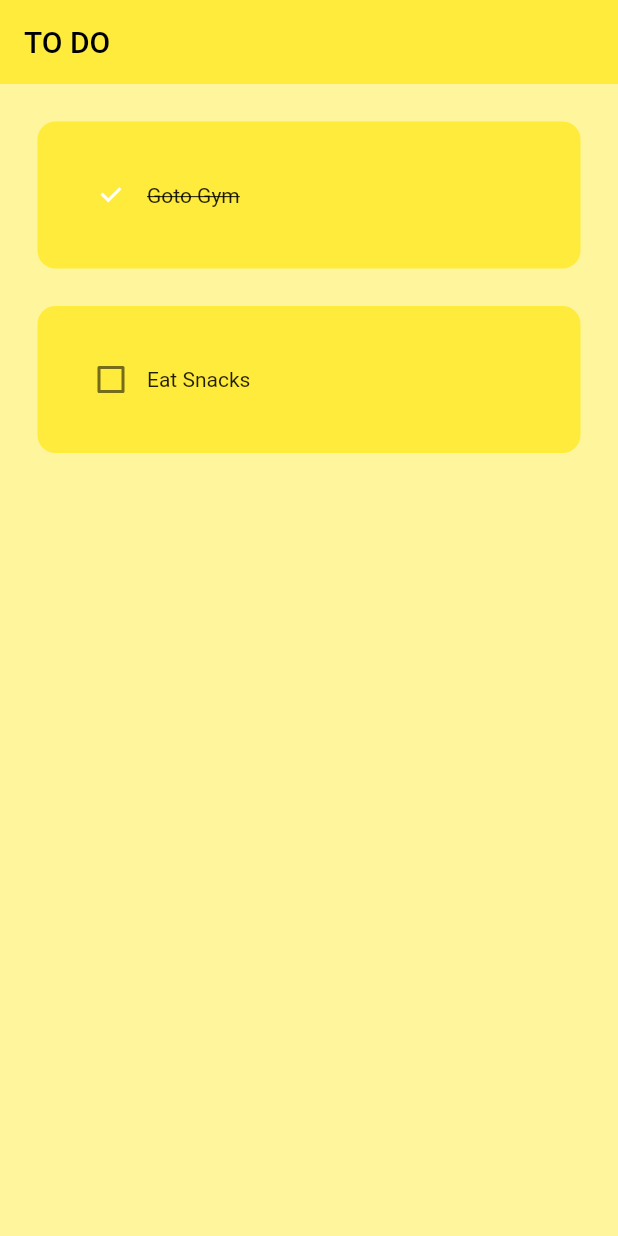
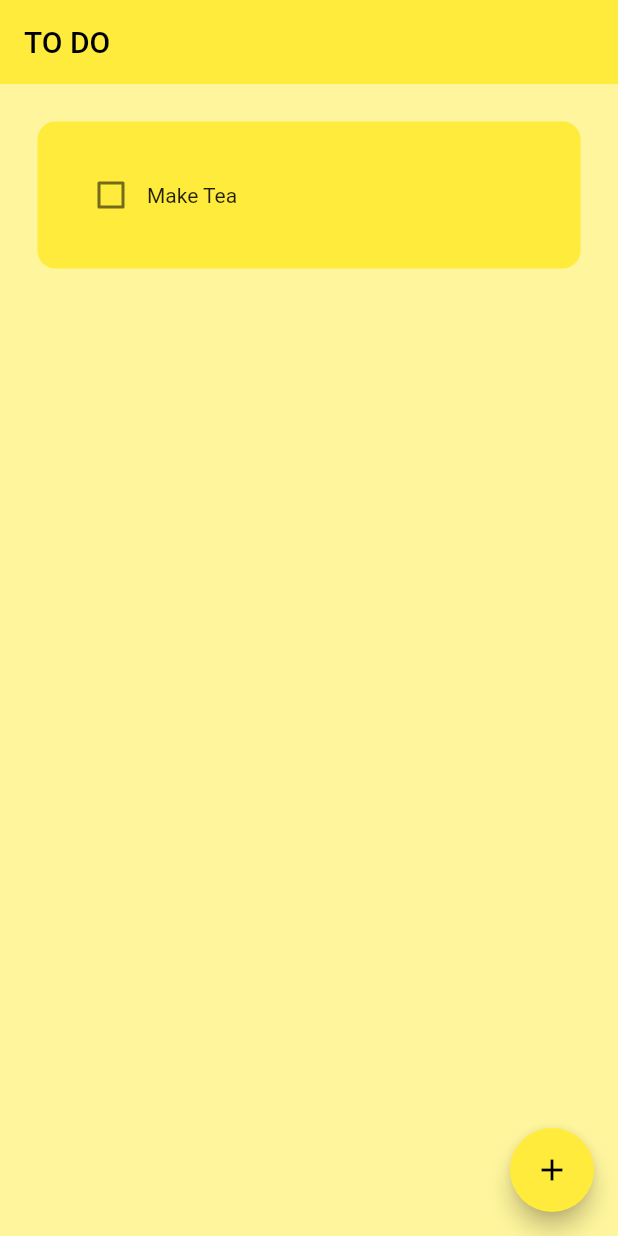
Before and after one commit to fenilm57/Flutter-HIve-DB-ToDo-App, a Flutter app: the screen it shows after launch, on a phone screen of 412 x 824 dp. Run offline on Flutter 3.47's test engine with Material 2 defaults, Android fonts, the phone set to English and light mode, and no system bars; drawn by our look-alikes of flutter_slidable; our stand-ins replace hive, hive_flutter; accounts and stored records are empty.

Commit message:
App Completed with database

```diff
--- /dev/null
+++ b/hive_todo_app/lib/database/database.dart
@@ -0,0 +1,20 @@
+import 'package:hive/hive.dart';
+
+class TodoDatabase {
+  List todoList = [];
+  final _mybox = Hive.box('mybox');
+
+  void createInitialData() {
+    todoList = [
+      ["Make Tea", false]
+    ];
+  }
+
+  void loadData() {
+    todoList = _mybox.get("TODOLIST");
+  }
+
+  void updateData() {
+    _mybox.put("TODOLIST", todoList);
+  }
+}
--- a/hive_todo_app/lib/homepage.dart
+++ b/hive_todo_app/lib/homepage.dart
@@ -1,4 +1,7 @@
 import 'package:flutter/material.dart';
+import 'package:hive/hive.dart';
+import 'package:hive_todo_app/database/database.dart';
+import 'package:hive_todo_app/widgets/dialogbox.dart';
 import 'package:hive_todo_app/widgets/todo_tile.dart';
 
 class HomePage extends StatefulWidget {
@@ -9,15 +12,36 @@ class HomePage extends StatefulWidget {
 }
 
 class _HomePageState extends State<HomePage> {
-  List todoList = [
-    ["Goto Gym", true],
-    ["Eat Snacks", false],
-  ];
+  final _mybox = Hive.box('mybox');
+
+  TextEditingController _controller = TextEditingController();
+  TodoDatabase db = TodoDatabase();
+
+  @override
+  void initState() {
+    // TODO: implement initState
+    super.initState();
+    if (_mybox.get("TODOLIST") == null) {
+      db.createInitialData();
+    } else {
+      db.loadData();
+    }
+  }
 
   void checkBoxChange(bool? value, int index) {
     setState(() {
-      todoList[index][1] = !todoList[index][1];
+      db.todoList[index][1] = !db.todoList[index][1];
     });
+    db.updateData();
+  }
+
+  void saveTask() {
+    setState(() {
+      db.todoList.add([_controller.text, false]);
+      _controller.clear();
+    });
+    db.updateData();
+    Navigator.pop(context);
   }
 
   @override
@@ -27,13 +51,33 @@ class _HomePageState extends State<HomePage> {
         title: const Text('TO DO'),
         elevation: 0,
       ),
+      floatingActionButton: FloatingActionButton(
+        onPressed: () {
+          showDialog(
+              context: context,
+              builder: (context) {
+                return DialogBox(
+                  controller: _controller,
+                  save: saveTask,
+                  cancel: () => Navigator.pop(context),
+                );
+              });
+        },
+        child: const Icon(Icons.add),
+      ),
       backgroundColor: Colors.yellow[200],
       body: ListView.builder(
-        itemCount: todoList.length,
+        itemCount: db.todoList.length,
         itemBuilder: (context, index) => ToDoTile(
-          name: todoList[index][0],
-          checked: todoList[index][1],
+          name: db.todoList[index][0],
+          checked: db.todoList[index][1],
           function: (value) => checkBoxChange(value, index),
+          deleteTask: (context) {
+            setState(() {
+              db.todoList.removeAt(index);
+            });
+            db.updateData();
+          },
         ),
       ),
     );
--- a/hive_todo_app/lib/widgets/todo_tile.dart
+++ b/hive_todo_app/lib/widgets/todo_tile.dart
@@ -1,20 +1,36 @@
 import 'package:flutter/material.dart';
+import 'package:flutter_slidable/flutter_slidable.dart';
 
 class ToDoTile extends StatelessWidget {
   final String name;
   final bool checked;
   Function(bool?)? function;
+  Function(BuildContext)? deleteTask;
+
   ToDoTile({
     Key? key,
     required this.name,
     required this.checked,
     this.function,
+    this.deleteTask,
   }) : super(key: key);
 
   @override
   Widget build(BuildContext context) {
     return Padding(
       padding: const EdgeInsets.only(left: 25, right: 25, top: 25),
+      child: Slidable(
+        endActionPane: ActionPane(
+          motion: StretchMotion(),
+          children: [
+            SlidableAction(
+              onPressed: deleteTask,
+              icon: Icons.delete,
+              backgroundColor: Colors.red.shade300,
+              borderRadius: BorderRadius.circular(12),
+            )
+          ],
+        ),
         child: Container(
           decoration: BoxDecoration(
             borderRadius: BorderRadius.circular(12),
@@ -37,6 +53,7 @@ class ToDoTile extends StatelessWidget {
             ),
           ),
         ),
+      ),
     );
   }
 }
```
Also changed, not shown: hive_todo_app/lib/main.dart (+8 -1 lines), hive_todo_app/lib/widgets/dialogbox.dart (added, +52 -0 lines), hive_todo_app/pubspec.yaml (+9 -20 lines), hive_todo_app/pubspec.lock, 1 other file. Lines whose indentation alone changed are shown as unchanged.
